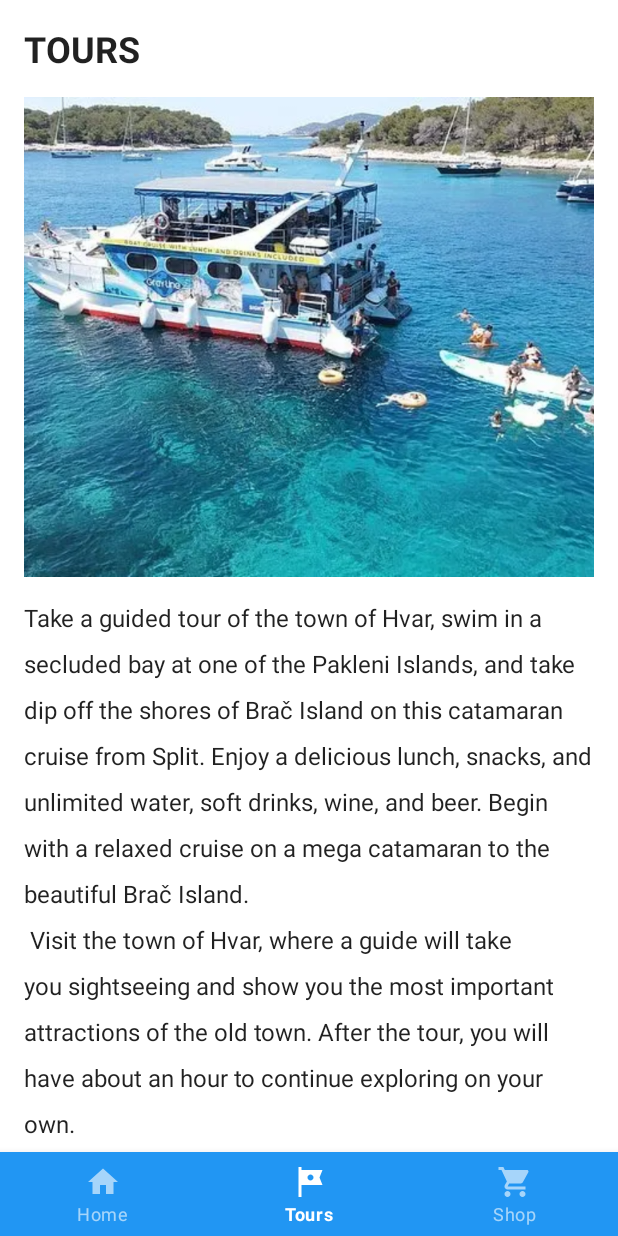
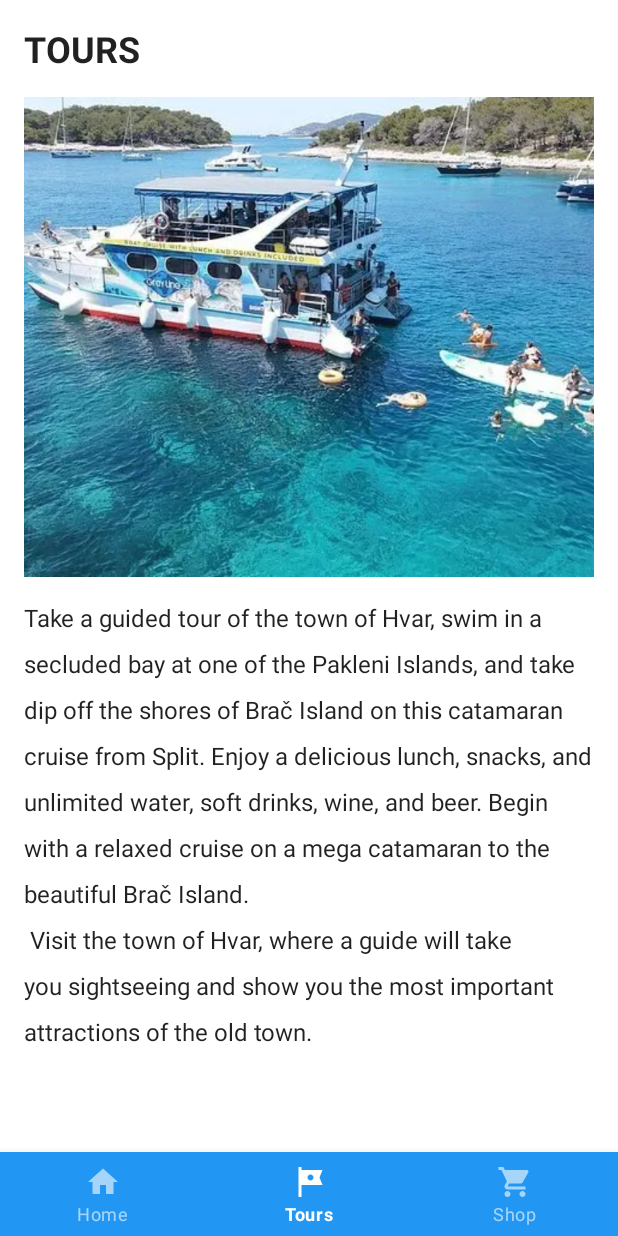
Before and after one commit to admirsi/Island_of_Hvar, an Android app: the ToursFragment screen opened through its navigation route, on a phone screen of 412 x 824 dp. Run offline under Robolectric (Android 15) with nearby library versions, the phone set to English and light mode, and no system bars; our stand-ins replace navigation-ui.

Commit message:
Initial commit

```diff
--- a/app/src/main/java/com/example/myapplication/MainActivity.kt
+++ b/app/src/main/java/com/example/myapplication/MainActivity.kt
@@ -11,7 +11,7 @@ import androidx.navigation.fragment.NavHostFragment
 import androidx.navigation.ui.setupWithNavController
 import com.example.myapplication.databinding.ActivityMainBinding
 
-const val LOG_TAG = "two_trees_oil"
+const val LOG_TAG = "island_of_hvar"
 
 class MainActivity : FragmentActivity() {
 
--- a/app/src/main/res/values/strings.xml
+++ b/app/src/main/res/values/strings.xml
@@ -26,9 +26,9 @@
         and unlimited water, soft drinks, wine, and beer.
         Begin with a relaxed cruise on a mega catamaran to the beautiful Brač Island.\n
         Visit the town of Hvar, where a guide will take you sightseeing and show you the most important
-        attractions of the old town. After the tour, you will have about an hour to continue exploring on your own.
+        attractions of the old town.
     </string>
-    <string name="shop_header_label">Our products</string>
+    <string name="shop_header_label">Domestic Olive Oil</string>
     <string name="shop_button_label">Continue Shopping</string>
     <string name="cart_content">Don’t forget about using the coupon codes you will
         find around our website. They change frequently, but are always a great bargain… if we
```
